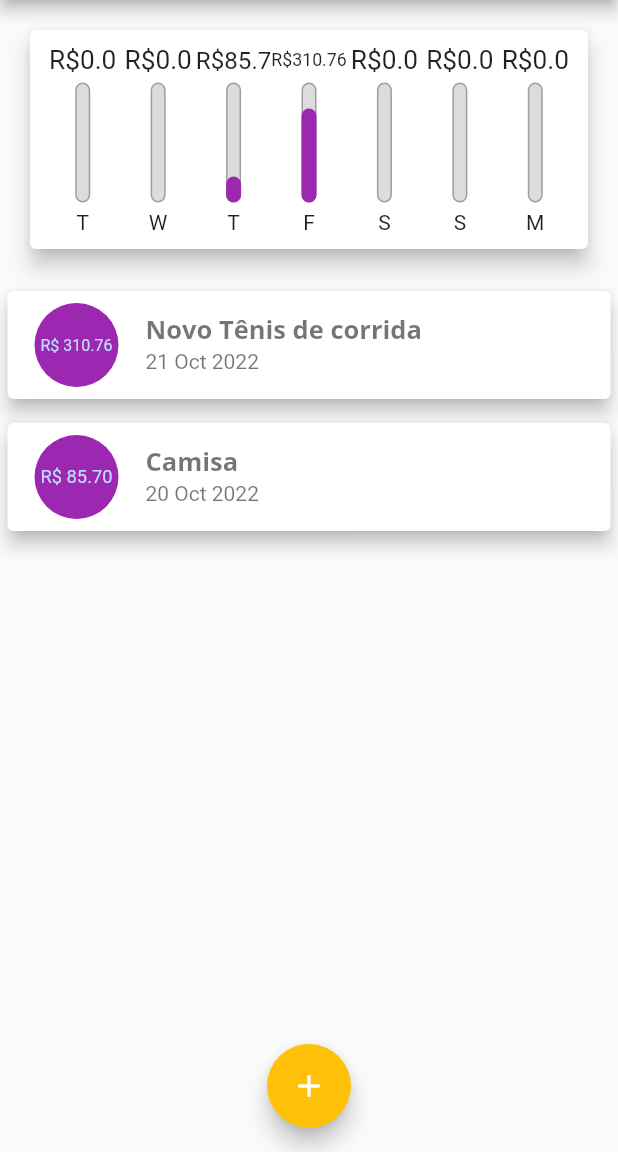
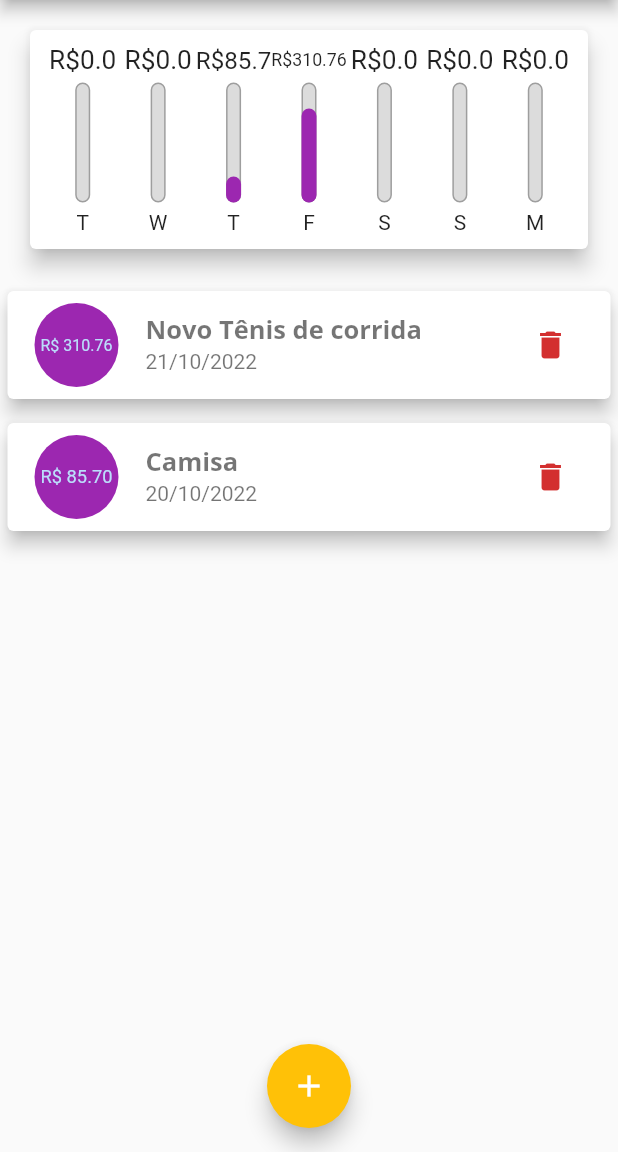
Before and after one commit to MarhlonKorb/expenses, a Flutter app: the screen it shows after launch, on a phone screen of 412 x 824 dp, the part 84-1236 px from its top. Run offline on Flutter 3.47's test engine with Material 2 defaults, Android fonts, the phone set to English and light mode, and no system bars; Roboto replaces fonts that are missing (QuickSand).

```diff
--- a/lib/components/chart_bar.dart
+++ b/lib/components/chart_bar.dart
@@ -16,7 +16,7 @@ class ChartBar extends StatelessWidget {
     return Column(
       children: <Widget> [
         // Widget que adapta o valor do campo para caber dentro das colunas
-        Container(
+        SizedBox(
           height: 20,
           child: FittedBox(child: Text('R\$$value'))),
         const SizedBox(height: 5),
--- a/lib/components/transaction_form.dart
+++ b/lib/components/transaction_form.dart
@@ -3,7 +3,7 @@ import '../utils.dart';
 
 /// Formulário de cadastro de transação e regras de submit do form
 class TransactionForm extends StatefulWidget {
-  final void Function(String, double) onSubmit;
+  final void Function(String, double, DateTime) onSubmit;
 
   const TransactionForm(this.onSubmit, {super.key});
 
@@ -22,7 +22,7 @@ class _TransactionFormState extends State<TransactionForm> {
     if (title.isEmpty || value <= 0) {
       return;
     }
-    widget.onSubmit(title, value);
+    widget.onSubmit(title, value, _selectedDate);
   }
 
 // Método que abre o modal de calendário e armazena a data selecionada
@@ -66,7 +66,7 @@ class _TransactionFormState extends State<TransactionForm> {
                   const TextInputType.numberWithOptions(decimal: true),
               decoration: const InputDecoration(labelText: 'Valor (R\$)'),
             ),
-            Container(
+            SizedBox(
               height: 70,
               child: Row(
                 children: [
--- a/lib/components/transaction_list.dart
+++ b/lib/components/transaction_list.dart
@@ -5,16 +5,17 @@ import '../utils.dart';
 
 /// Classe responsável pela listagem de transações cadastradas
 class TransactionList extends StatelessWidget {
-  final List<Transaction> transaction;
+  final List<Transaction> transactions;
+  final void Function(String) onRemove;
 
-  const TransactionList({super.key, required this.transaction});
+  const TransactionList(this.transactions, this.onRemove);
 
   @override
   Widget build(BuildContext context) {
     return SizedBox(
-      height: 300,
+      height: 430,
       // Método builder redimensiona os itens na tela de forma que possíbilite o scroll da tela
-      child: transaction.isEmpty
+      child: transactions.isEmpty
           ? Column(
               children: [
                 const SizedBox(height: 20),
@@ -30,9 +31,9 @@ class TransactionList extends StatelessWidget {
               ],
             )
           : ListView.builder(
-              itemCount: transaction.length,
+              itemCount: transactions.length,
               itemBuilder: (BuildContext context, int index) {
-                final tr = transaction[index];
+                final tr = transactions[index];
                 return Card(
                   elevation: 5,
                   margin:
@@ -50,7 +51,11 @@ class TransactionList extends StatelessWidget {
                       tr.title,
                       style: Theme.of(context).textTheme.headline1,
                     ),
-                    subtitle: Text(dateFormatToString(tr.date)),
+                    subtitle: Text(dateFormatDefaltToString(tr.date)),
+                    trailing: IconButton(
+                      icon: const Icon(Icons.delete), onPressed: () => onRemove(tr.id),
+                      color: Theme.of(context).errorColor,
+                    ),
                   ),
                 );
               },
--- a/lib/utils.dart
+++ b/lib/utils.dart
@@ -6,7 +6,7 @@ String moneyToStringFormat(double value){
 }
 
 /// Formatador de valor de data para tipo String / 20 Oct 2022
-String dateFormatToString(DateTime data){
+String dateToStringFormat(DateTime data){
   return DateFormat('dd MMM y').format(data).toString();
 }
 
```
Also changed, not shown: lib/main.dart (+9 -3 lines).
